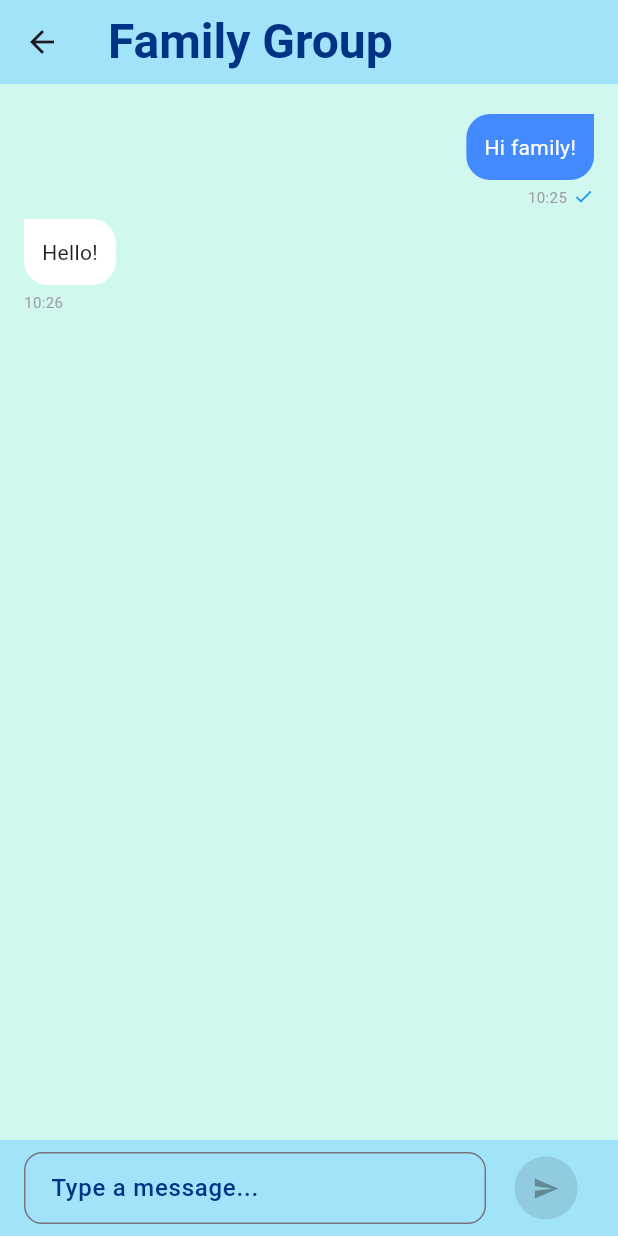
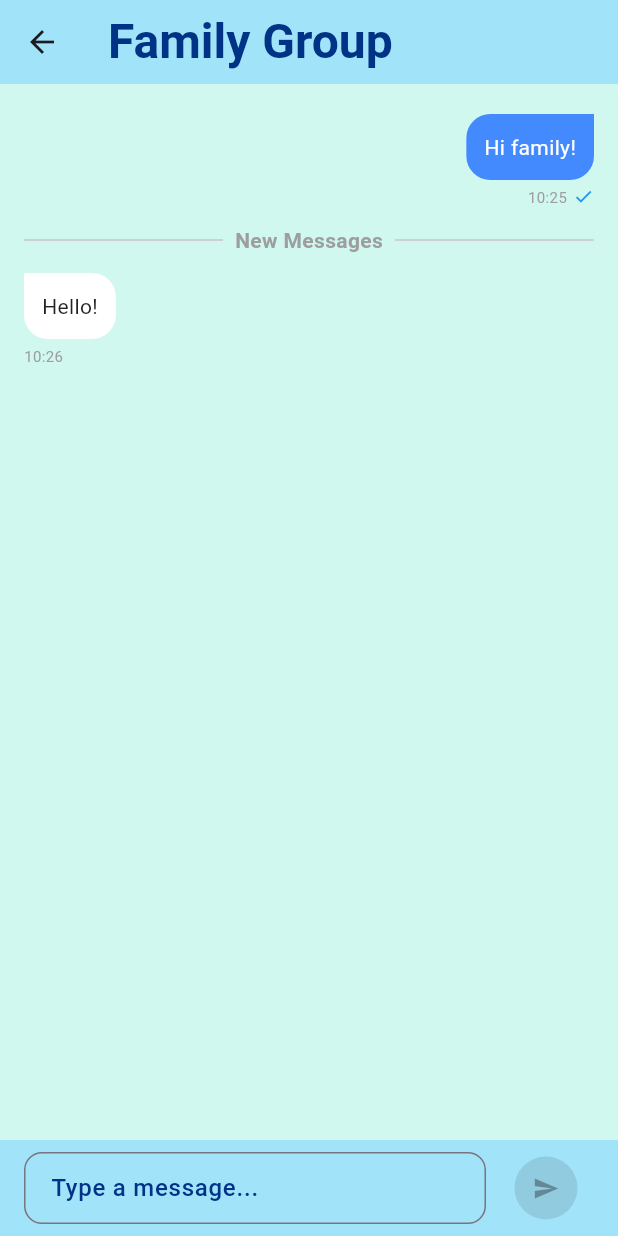
Before and after one commit to BaHaMuT-J/Real-Time-Chat-Flutter-Mobile-Application, a Flutter app: the screen it shows after launch, after a tap on an icon or button, on a phone screen of 412 x 824 dp. Run offline on Flutter 3.47's test engine with Material 3 defaults, Android fonts, the phone set to English and light mode, and no system bars.

Commit message:
Add new message divider

```diff
--- a/chat/lib/chat_page.dart
+++ b/chat/lib/chat_page.dart
@@ -58,7 +58,14 @@ class _ChatPageState extends State<ChatPage> {
 
   @override
   Widget build(BuildContext context) {
-    return Scaffold(
+    return PopScope(
+      canPop: false,
+      onPopInvokedWithResult: (didPop, result) {
+        if (!didPop) {
+          Navigator.pop(context, messages);
+        }
+      },
+      child: Scaffold(
         backgroundColor: lightBlueGreenColor,
         appBar: AppBar(
           backgroundColor: lightBlueColor,
@@ -84,7 +91,36 @@ class _ChatPageState extends State<ChatPage> {
                 itemCount: messages.length,
                 itemBuilder: (context, index) {
                   final msg = messages[index];
-                return ChatBubble(message: msg);
+
+                  // Find if this is the first unread message
+                  final isFirstUnread = (msg.isMe == false && msg.isRead == false &&
+                      (index == 0 || messages[index - 1].isRead == true));
+
+                  return Column(
+                    crossAxisAlignment: CrossAxisAlignment.stretch,
+                    children: [
+                      if (isFirstUnread)
+                        Padding(
+                          padding: const EdgeInsets.symmetric(vertical: 8),
+                          child: Row(
+                            children: const [
+                              Expanded(child: Divider()),
+                              SizedBox(width: 8),
+                              Text(
+                                "New Messages",
+                                style: TextStyle(
+                                  color: Colors.grey,
+                                  fontWeight: FontWeight.w600,
+                                ),
+                              ),
+                              SizedBox(width: 8),
+                              Expanded(child: Divider()),
+                            ],
+                          ),
+                        ),
+                      ChatBubble(message: msg),
+                    ],
+                  );
                 },
               ),
             ),
@@ -130,6 +166,7 @@ class _ChatPageState extends State<ChatPage> {
               ),
             ),
           ],
+        ),
       ),
     );
   }
--- a/chat/lib/constant.dart
+++ b/chat/lib/constant.dart
@@ -16,7 +16,7 @@ class Message {
   final String text;
   final bool isMe;
   final DateTime time;
-  final bool isRead;
+  bool isRead;
 
   Message({
     required this.text,
--- a/chat/lib/home_page.dart
+++ b/chat/lib/home_page.dart
@@ -35,7 +35,8 @@ class _HomePageState extends State<HomePage> {
       Message(
           text: "Meeting at 10?",
           isMe: false,
-          time: DateTime.now().subtract(const Duration(days: 1))),
+          time: DateTime.now().subtract(const Duration(days: 1)),
+          isRead: true),
       Message(
           text: "Yes, noted.",
           isMe: true,
@@ -82,6 +83,9 @@ class _HomePageState extends State<HomePage> {
         itemBuilder: (context, index) {
           final chat = chats[index];
           final lastMsg = chat.messages.isNotEmpty ? chat.messages.last : null;
+          final unreadCount = chat.messages
+              .where((msg) => !msg.isMe && !msg.isRead)
+              .length;
           return ListTile(
             leading: CircleAvatar(child: Text(chat.name[0])),
             title: Text(
@@ -96,9 +100,32 @@ class _HomePageState extends State<HomePage> {
               maxLines: 1,
               overflow: TextOverflow.ellipsis,
             ),
-            trailing: Text(
-              lastMsg != null ? formatTime(lastMsg.time) : "",
-              style: const TextStyle(color: Colors.grey, fontSize: 12),
+            trailing: Column(
+              mainAxisAlignment: MainAxisAlignment.center,
+              crossAxisAlignment: CrossAxisAlignment.end,
+              children: [
+                Text(
+                  lastMsg != null ? formatTime(lastMsg.time) : "",
+                  style: const TextStyle(color: Colors.grey, fontSize: 12),
+                ),
+                if (unreadCount > 0)
+                  Container(
+                    margin: const EdgeInsets.only(top: 4),
+                    padding: const EdgeInsets.symmetric(horizontal: 8, vertical: 2),
+                    decoration: BoxDecoration(
+                      color: Colors.red,
+                      borderRadius: BorderRadius.circular(12),
+                    ),
+                    child: Text(
+                      '$unreadCount',
+                      style: const TextStyle(
+                        color: Colors.white,
+                        fontSize: 12,
+                        fontWeight: FontWeight.bold,
+                      ),
+                    ),
+                  ),
+              ],
             ),
             onTap: () async {
               final updatedMessages = await Navigator.push<List<Message>>(
@@ -111,9 +138,20 @@ class _HomePageState extends State<HomePage> {
                 ),
               );
 
+              print("updated msg");
+              print(updatedMessages);
+
               if (updatedMessages != null) {
                 _updateChatMessages(index, updatedMessages);
+                setState(() {
+                  print("Try set read msg");
+                  for (var msg in chats[index].messages) {
+                    print(msg);
+                    if (!msg.isMe) msg.isRead = true;
+                  }
+                });
               }
+
             },
           );
         },
```
Lines whose indentation alone changed are shown as unchanged.
